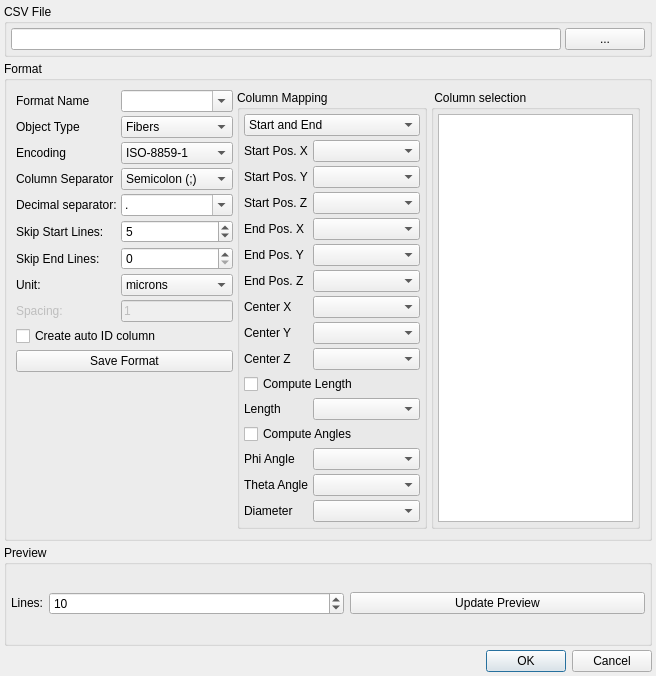
Before: the Qt Designer form modules/FeatureScout/CsvInput.ui in 3dct/open_iA, drawn with Qt 5.
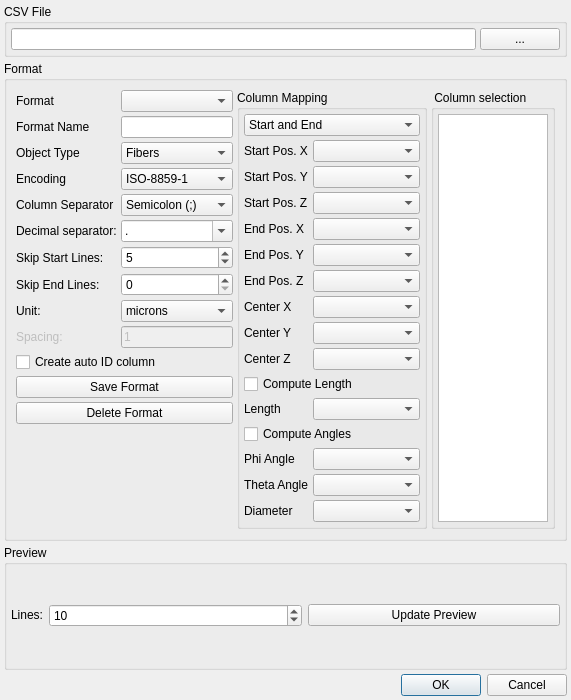
After: the same form once the commit is applied.

Commit message:
FeatureScout: csv reading improvements
* add format name edit field for new name
* add format delete button
* show config after loading also if preview loading fails

The edit to the form file:
```diff
--- a/modules/FeatureScout/CsvInput.ui
+++ b/modules/FeatureScout/CsvInput.ui
@@ -6,8 +6,8 @@
    <rect>
     <x>0</x>
     <y>0</y>
-    <width>656</width>
-    <height>676</height>
+    <width>501</width>
+    <height>700</height>
    </rect>
   </property>
   <property name="windowTitle">
@@ -92,35 +92,21 @@
         <property name="verticalSpacing">
          <number>4</number>
         </property>
-        <item row="0" column="1">
-         <widget class="QComboBox" name="cmbbox_FormatName">
-          <property name="editable">
-           <bool>true</bool>
-          </property>
-         </widget>
-        </item>
         <item row="0" column="0">
-         <widget class="QLabel" name="lbl_FormatName">
+         <widget class="QLabel" name="lbl_FormatSelector">
           <property name="text">
-           <string>Format Name</string>
+           <string>Format</string>
           </property>
          </widget>
         </item>
-        <item row="1" column="1">
-         <widget class="QComboBox" name="cmbbox_ObjectType">
-          <item>
-           <property name="text">
-            <string>Fibers</string>
-           </property>
-          </item>
-          <item>
-           <property name="text">
-            <string>Voids</string>
-           </property>
-          </item>
+        <item row="0" column="1">
+         <widget class="QComboBox" name="cmbbox_Format">
+          <property name="editable">
+           <bool>false</bool>
+          </property>
          </widget>
         </item>
-        <item row="1" column="0">
+        <item row="2" column="0">
          <widget class="QLabel" name="lbl_ObjectType">
           <property name="text">
            <string>Object Type</string>
@@ -128,6 +114,27 @@
          </widget>
         </item>
         <item row="2" column="1">
+         <widget class="QComboBox" name="cmbbox_ObjectType">
+          <item>
+           <property name="text">
+            <string>Fibers</string>
+           </property>
+          </item>
+          <item>
+           <property name="text">
+            <string>Voids</string>
+           </property>
+          </item>
+         </widget>
+        </item>
+        <item row="3" column="0">
+         <widget class="QLabel" name="lbl_Encoding">
+          <property name="text">
+           <string>Encoding</string>
+          </property>
+         </widget>
+        </item>
+        <item row="3" column="1">
          <widget class="QComboBox" name="cmbbox_Encoding">
           <item>
            <property name="text">
@@ -151,14 +158,14 @@
           </item>
          </widget>
         </item>
-        <item row="2" column="0">
-         <widget class="QLabel" name="lbl_Encoding">
+        <item row="4" column="0">
+         <widget class="QLabel" name="lbl_ColumnSeparator">
           <property name="text">
-           <string>Encoding</string>
+           <string>Column Separator</string>
           </property>
          </widget>
         </item>
-        <item row="3" column="1">
+        <item row="4" column="1">
          <widget class="QComboBox" name="cmbbox_ColSeparator">
           <property name="enabled">
            <bool>true</bool>
@@ -183,31 +190,7 @@
           </item>
          </widget>
         </item>
-        <item row="3" column="0">
-         <widget class="QLabel" name="lbl_ColumnSeparator">
-          <property name="text">
-           <string>Column Separator</string>
-          </property>
-         </widget>
-        </item>
-        <item row="4" column="1">
-         <widget class="QComboBox" name="cmbbox_DecimalSeparator">
-          <property name="editable">
-           <bool>true</bool>
-          </property>
-          <item>
-           <property name="text">
-            <string>.</string>
-           </property>
-          </item>
-          <item>
-           <property name="text">
-            <string>,</string>
-           </property>
-          </item>
-         </widget>
-        </item>
-        <item row="4" column="0">
+        <item row="5" column="0">
          <widget class="QLabel" name="lbl_DecimalSeparator">
           <property name="text">
            <string>Decimal separator:</string>
@@ -215,6 +198,30 @@
          </widget>
         </item>
         <item row="5" column="1">
+         <widget class="QComboBox" name="cmbbox_DecimalSeparator">
+          <property name="editable">
+           <bool>true</bool>
+          </property>
+          <item>
+           <property name="text">
+            <string>.</string>
+           </property>
+          </item>
+          <item>
+           <property name="text">
+            <string>,</string>
+           </property>
+          </item>
+         </widget>
+        </item>
+        <item row="6" column="0">
+         <widget class="QLabel" name="lbl_SkipS1tartLine">
+          <property name="text">
+           <string>Skip Start Lines:</string>
+          </property>
+         </widget>
+        </item>
+        <item row="6" column="1">
          <widget class="QSpinBox" name="ed_SkipLinesStart">
           <property name="enabled">
            <bool>true</bool>
@@ -230,31 +237,24 @@
           </property>
          </widget>
         </item>
-        <item row="5" column="0">
-         <widget class="QLabel" name="lbl_SkipS1tartLine">
-          <property name="text">
-           <string>Skip Start Lines:</string>
-          </property>
-         </widget>
-        </item>
-        <item row="6" column="0">
+        <item row="7" column="0">
          <widget class="QLabel" name="lbl_SkipEndLines">
           <property name="text">
            <string>Skip End Lines:</string>
           </property>
          </widget>
         </item>
-        <item row="7" column="0">
+        <item row="7" column="1">
+         <widget class="QSpinBox" name="ed_SkipLinesEnd"/>
+        </item>
+        <item row="8" column="0">
          <widget class="QLabel" name="lbl_Unit">
           <property name="text">
            <string>Unit:</string>
           </property>
          </widget>
         </item>
-        <item row="6" column="1">
-         <widget class="QSpinBox" name="ed_SkipLinesEnd"/>
-        </item>
-        <item row="7" column="1">
+        <item row="8" column="1">
          <widget class="QComboBox" name="cmbbox_Unit">
           <item>
            <property name="text">
@@ -263,17 +263,7 @@
           </item>
          </widget>
         </item>
-        <item row="8" column="1">
-         <widget class="QLineEdit" name="ed_Spacing">
-          <property name="enabled">
-           <bool>false</bool>
-          </property>
-          <property name="text">
-           <string>1</string>
-          </property>
-         </widget>
-        </item>
-        <item row="8" column="0">
+        <item row="9" column="0">
          <widget class="QLabel" name="lbl_Spacing">
           <property name="enabled">
            <bool>false</bool>
@@ -283,23 +273,50 @@
           </property>
          </widget>
         </item>
+        <item row="9" column="1">
+         <widget class="QLineEdit" name="ed_Spacing">
+          <property name="enabled">
+           <bool>false</bool>
+          </property>
+          <property name="text">
+           <string>1</string>
+          </property>
+         </widget>
+        </item>
         <item row="10" column="0" colspan="2">
-         <widget class="QPushButton" name="btn_SaveFormat">
-          <property name="enabled">
-           <bool>true</bool>
-          </property>
-          <property name="text">
-           <string>Save Format</string>
-          </property>
-         </widget>
-        </item>
-        <item row="9" column="0" colspan="2">
          <widget class="QCheckBox" name="cb_addAutoID">
           <property name="text">
            <string>Create auto ID column</string>
           </property>
          </widget>
         </item>
+        <item row="11" column="0" colspan="2">
+         <widget class="QPushButton" name="btn_SaveFormat">
+          <property name="enabled">
+           <bool>true</bool>
+          </property>
+          <property name="text">
+           <string>Save Format</string>
+          </property>
+         </widget>
+        </item>
+        <item row="1" column="0">
+         <widget class="QLabel" name="lbl_FormatName">
+          <property name="text">
+           <string>Format Name</string>
+          </property>
+         </widget>
+        </item>
+        <item row="1" column="1">
+         <widget class="QLineEdit" name="ed_FormatName"/>
+        </item>
+        <item row="12" column="0" colspan="2">
+         <widget class="QPushButton" name="btn_DeleteFormat">
+          <property name="text">
+           <string>Delete Format</string>
+          </property>
+         </widget>
+        </item>
        </layout>
       </item>
       <item>
```
The commit also changes 2 other files.
